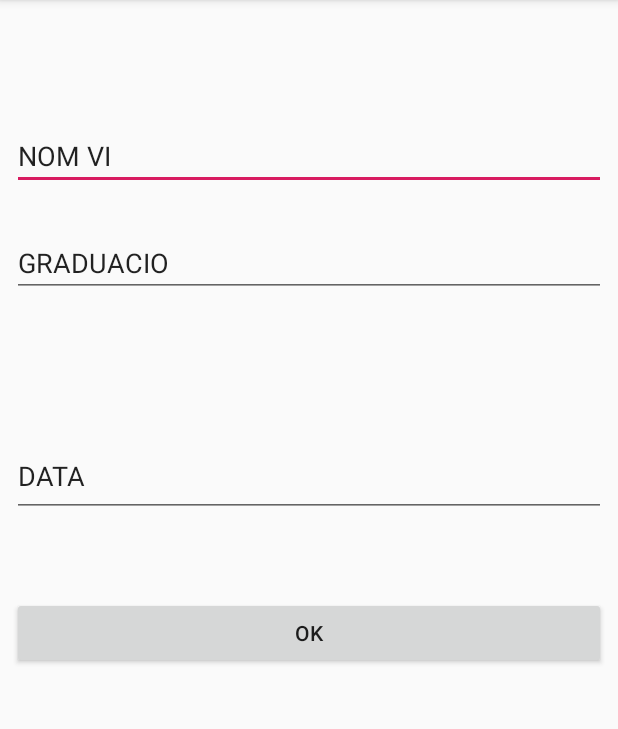
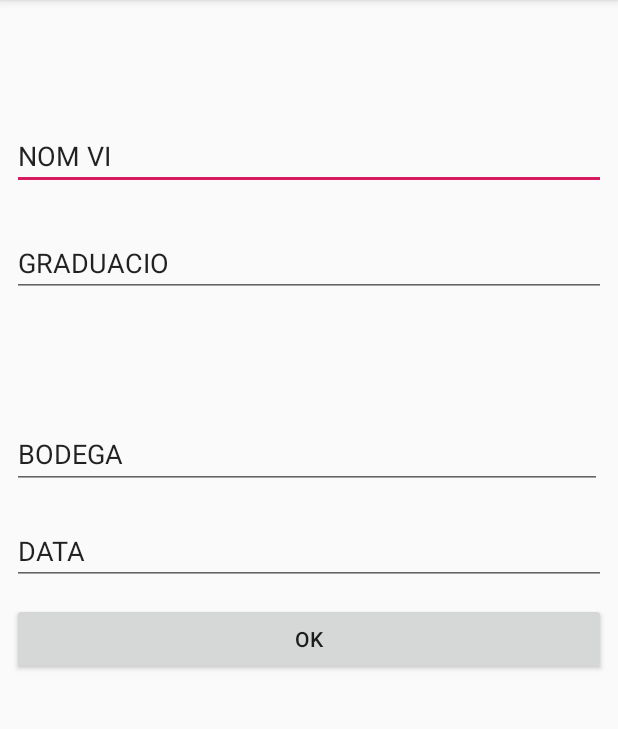
Before and after one commit to iespaucasesnoves/base-de-dades-app-daryaav, an Android app: the screen it shows after launch (EditActivity), after a tap on "AFEGIR", on a phone screen of 412 x 824 dp, the part 84-813 px from its top. Run offline under Robolectric (Android 15) with nearby library versions, the phone set to English and light mode, and no system bars.

Commit message:
MODIFICACIÓ DEL 01/02/2019 - 17:46

```diff
--- a/app/src/main/java/volkodav/ampilogova/darya/projecte_github/Bodega.java
+++ b/app/src/main/java/volkodav/ampilogova/darya/projecte_github/Bodega.java
@@ -11,6 +11,8 @@ public class Bodega {
         this.idBodega = idBodega;
         this.nomBodega = nomBodega;
     }
+
+    public Bodega(){}
 
     // MÈTODES GETTER I SETTER
     public long getIdBodega() {
--- a/app/src/main/java/volkodav/ampilogova/darya/projecte_github/MainActivity.java
+++ b/app/src/main/java/volkodav/ampilogova/darya/projecte_github/MainActivity.java
@@ -69,6 +69,7 @@ public class MainActivity extends AppCompatActivity {
             map.put("nomVi", "Nom vi: " + vi.getNomVi());
             map.put("tipus", "Tipus: " + vi.getTipus());
             map.put("graduacio", "Graduació: " + vi.getGraduacio());
+            map.put("idBodega", String.valueOf(vi.getIdBodega()));
             map.put("data", "Data: " + vi.getData());
             llista.add(map);
         }
@@ -80,7 +81,7 @@ public class MainActivity extends AppCompatActivity {
         adapter = new SimpleAdapter(this, llista, R.layout.llista,
                 new String[]{"id", "nomVi", "tipus", "graduacio", "data"},
                 new int[]{R.id.text_id, R.id.text_nomVi, R.id.text_tipus, R.id.text_graduacio,
-                        R.id.text_data});
+                        R.id.text_bodega, R.id.text_data});
         lv.setAdapter(adapter);
     }
 
--- a/app/src/main/res/layout/activity_edit.xml
+++ b/app/src/main/res/layout/activity_edit.xml
@@ -28,8 +28,8 @@
 
     <Spinner
         android:id="@+id/sp_tipus"
-        android:layout_width="387dp"
-        android:layout_height="43dp"
+        android:layout_width="394dp"
+        android:layout_height="44dp"
         android:layout_marginStart="8dp"
         android:layout_marginTop="8dp"
         android:layout_marginEnd="8dp"
@@ -63,7 +63,7 @@
     <EditText
         android:id="@+id/t_data"
         android:layout_width="match_parent"
-        android:layout_height="54dp"
+        android:layout_height="wrap_content"
         android:layout_marginStart="8dp"
         android:layout_marginTop="8dp"
         android:layout_marginEnd="8dp"
@@ -72,10 +72,10 @@
         android:text="DATA"
         app:layout_constraintBottom_toBottomOf="parent"
         app:layout_constraintEnd_toEndOf="parent"
-        app:layout_constraintHorizontal_bias="1.0"
+        app:layout_constraintHorizontal_bias="0.0"
         app:layout_constraintStart_toStartOf="parent"
         app:layout_constraintTop_toTopOf="parent"
-        app:layout_constraintVertical_bias="0.4" />
+        app:layout_constraintVertical_bias="0.471" />
 
     <Button
         android:id="@+id/boto_ok"
@@ -91,6 +91,22 @@
         app:layout_constraintHorizontal_bias="0.0"
         app:layout_constraintStart_toStartOf="parent"
         app:layout_constraintTop_toTopOf="parent"
-        app:layout_constraintVertical_bias="0.554" />
+        app:layout_constraintVertical_bias="0.56" />
+
+    <AutoCompleteTextView
+        android:id="@+id/t_bodega"
+        android:layout_width="393dp"
+        android:layout_height="46dp"
+        android:layout_marginStart="8dp"
+        android:layout_marginTop="8dp"
+        android:layout_marginEnd="8dp"
+        android:layout_marginBottom="8dp"
+        android:text="BODEGA"
+        app:layout_constraintBottom_toBottomOf="parent"
+        app:layout_constraintEnd_toEndOf="parent"
+        app:layout_constraintHorizontal_bias="0.0"
+        app:layout_constraintStart_toStartOf="parent"
+        app:layout_constraintTop_toTopOf="parent"
+        app:layout_constraintVertical_bias="0.385" />
 
 </android.support.constraint.ConstraintLayout>
```
Also changed, not shown: app/src/main/java/volkodav/ampilogova/darya/projecte_github/EditActivity.java (+19 -7 lines), app/src/main/java/volkodav/ampilogova/darya/projecte_github/Implementacio.java (+50 -0 lines), app/src/main/res/layout/llista.xml (+24 -8 lines).
